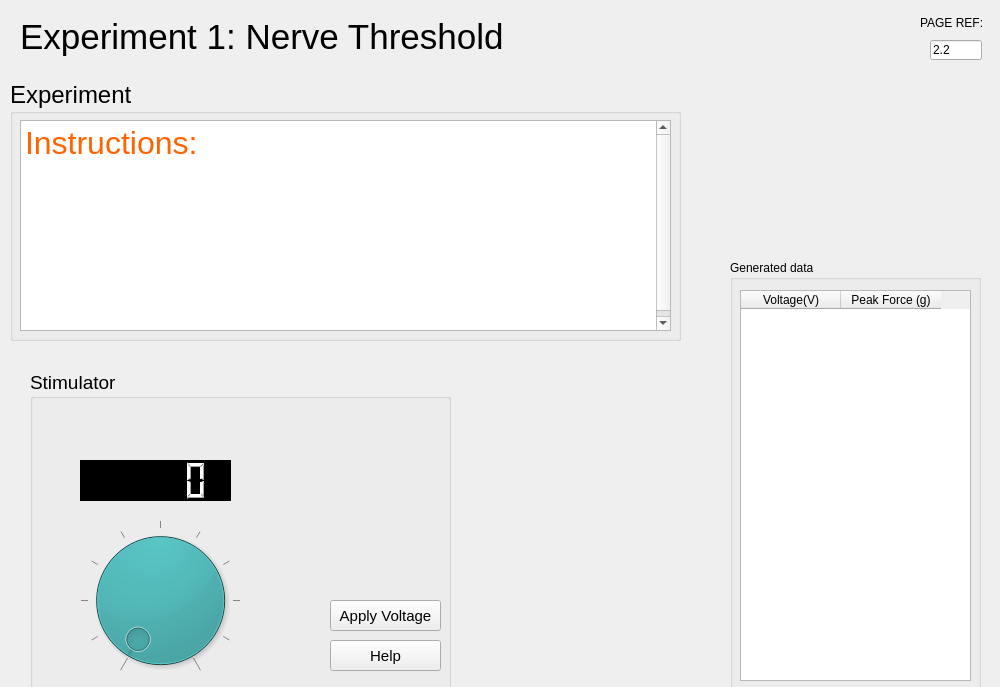
KarinaKarenik/Skeletal-Muscle-Contraction-Lab, file rsc/ui/experiment1_nerve_treshold_two.ui: the form before one commit.
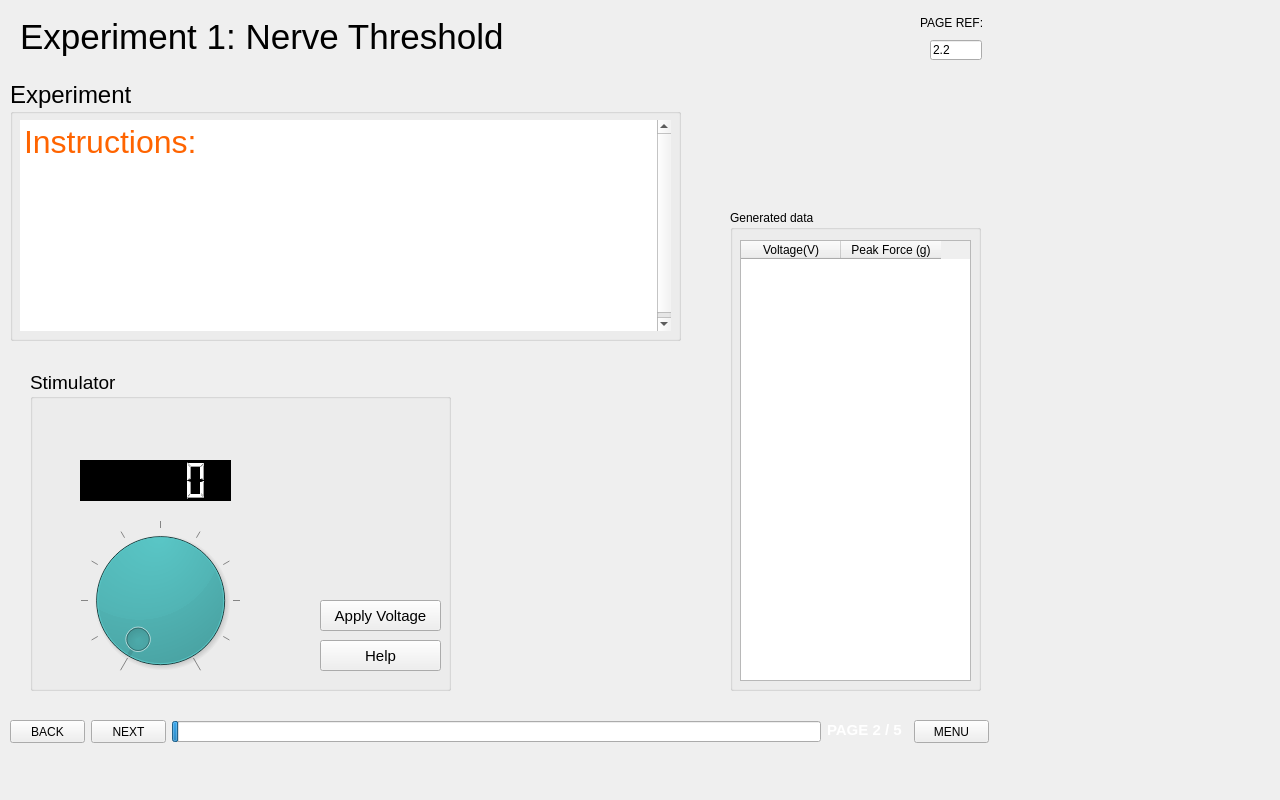
The form after the commit.

Patch:
```diff
--- a/rsc/ui/experiment1_nerve_treshold_two.ui
+++ b/rsc/ui/experiment1_nerve_treshold_two.ui
@@ -6,8 +6,8 @@
    <rect>
     <x>0</x>
     <y>0</y>
-    <width>1000</width>
-    <height>687</height>
+    <width>1280</width>
+    <height>800</height>
    </rect>
   </property>
   <property name="windowTitle">
@@ -80,9 +80,9 @@
     <widget class="QPushButton" name="pushButtonApplyVoltage">
      <property name="geometry">
       <rect>
-       <x>300</x>
+       <x>290</x>
        <y>230</y>
-       <width>111</width>
+       <width>121</width>
        <height>31</height>
       </rect>
      </property>
@@ -98,9 +98,9 @@
     <widget class="QPushButton" name="pushButtonHelp">
      <property name="geometry">
       <rect>
-       <x>300</x>
+       <x>290</x>
        <y>270</y>
-       <width>111</width>
+       <width>121</width>
        <height>31</height>
       </rect>
      </property>
@@ -118,9 +118,9 @@
     <property name="geometry">
      <rect>
       <x>730</x>
-      <y>260</y>
+      <y>210</y>
       <width>251</width>
-      <height>431</height>
+      <height>481</height>
      </rect>
     </property>
     <property name="title">
@@ -132,7 +132,7 @@
        <x>10</x>
        <y>30</y>
        <width>231</width>
-       <height>391</height>
+       <height>441</height>
       </rect>
      </property>
      <column>
@@ -313,6 +313,9 @@
        <pointsize>21</pointsize>
       </font>
      </property>
+     <property name="frameShape">
+      <enum>QFrame::NoFrame</enum>
+     </property>
      <property name="html">
       <string>&lt;!DOCTYPE HTML PUBLIC &quot;-//W3C//DTD HTML 4.0//EN&quot; &quot;http://www.w3.org/TR/REC-html40/strict.dtd&quot;&gt;
 &lt;html&gt;&lt;head&gt;&lt;meta name=&quot;qrichtext&quot; content=&quot;1&quot; /&gt;&lt;style type=&quot;text/css&quot;&gt;
```
